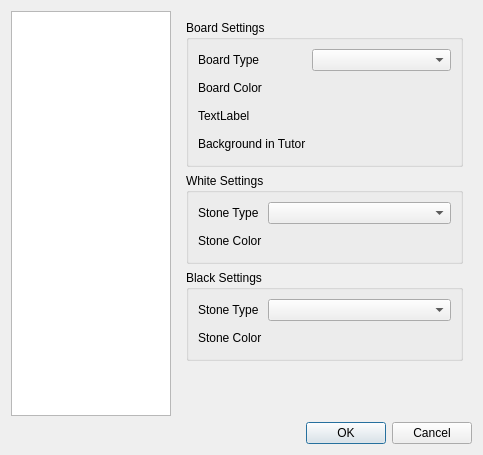
Above: setupdialog.ui from nullx002/mugo before the change. Below: the same form after it.
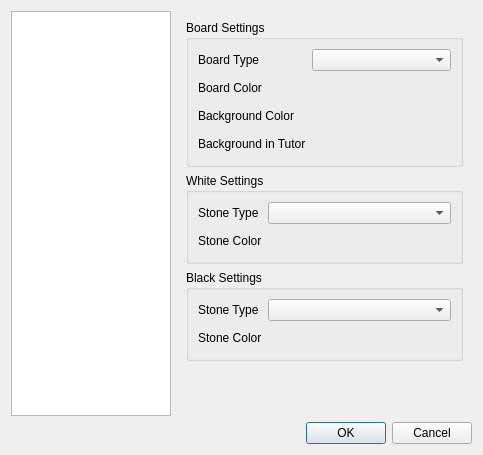
That is the form after the change.

Commit message: add japanese strings.

What changed in the file:
```diff
--- a/setupdialog.ui
+++ b/setupdialog.ui
@@ -95,7 +95,7 @@
             <item row="2" column="0">
              <widget class="QLabel" name="bgColorLabel">
               <property name="text">
-               <string>TextLabel</string>
+               <string>Background Color</string>
               </property>
              </widget>
             </item>
```
The commit also changes 2 other files.
